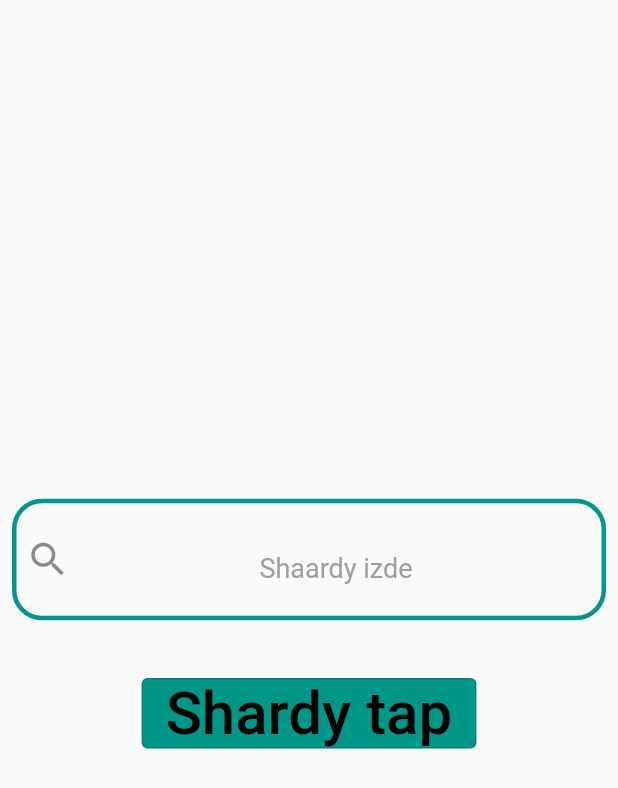
After one commit to JanibekJali/weather_app10, a Flutter app: the screen it shows after launch, after a tap on the "location city" icon, on a phone screen of 412 x 824 dp. The commit adds this screen. Shown: the top 788 px of the screen. Run offline on Flutter 3.47's test engine with Material 2 defaults, Android fonts, the phone set to English and light mode, and no system bars.

Commit message:
TextField buttu

```diff
--- a/lib/app/presentation/pages/home_page.dart
+++ b/lib/app/presentation/pages/home_page.dart
@@ -1,4 +1,5 @@
 import 'package:flutter/material.dart';
+import 'package:weather_app/app/presentation/pages/search_page.dart';
 import 'package:weather_app/app/utils/constants/app_colors/app_colors.dart';
 import 'package:weather_app/app/utils/constants/text_styles/app_text_styles.dart';
 
@@ -19,11 +20,17 @@ class HomePage extends StatelessWidget {
             size: 50,
           ),
         ),
-        title: const Padding(
-          padding: EdgeInsets.only(left: 280),
-          child: Icon(
-            Icons.location_city,
-            size: 50,
+        title: Padding(
+          padding: const EdgeInsets.only(left: 280),
+          child: InkWell(
+            onTap: () {
+              Navigator.push(context,
+                  MaterialPageRoute(builder: (context) => SearchPage()));
+            },
+            child: const Icon(
+              Icons.location_city,
+              size: 50,
+            ),
           ),
         ),
       ),
--- /dev/null
+++ b/lib/app/presentation/pages/search_page.dart
@@ -0,0 +1,78 @@
+import 'dart:developer';
+
+import 'package:flutter/material.dart';
+import 'package:weather_app/app/utils/constants/app_colors/app_colors.dart';
+import 'package:weather_app/app/utils/constants/text_styles/app_text_styles.dart';
+
+class SearchPage extends StatelessWidget {
+  SearchPage({super.key});
+  final _controller = TextEditingController();
+
+  @override
+  Widget build(BuildContext context) {
+    return Container(
+      decoration: const BoxDecoration(
+          image: DecorationImage(
+        image: AssetImage(
+            // height: double.infinity,
+            // fit: BoxFit.cover,
+            'assets/images/bg_image.jpg'),
+      )),
+      child: Scaffold(
+          body: Center(
+        child: Column(
+          mainAxisAlignment: MainAxisAlignment.center,
+          children: [
+            Padding(
+              padding: const EdgeInsets.all(8.0),
+              child: TextField(
+                style: const TextStyle(fontSize: 35),
+                controller: _controller,
+                textAlign: TextAlign.center,
+                decoration: InputDecoration(
+                  hintText: 'Shaardy izde',
+                  hintStyle:
+                      const TextStyle(fontSize: 18, color: AppColors.grey),
+                  enabledBorder: OutlineInputBorder(
+                    borderRadius: BorderRadius.circular(20),
+                    borderSide:
+                        const BorderSide(width: 3, color: AppColors.teal),
+                  ),
+                  focusedBorder: OutlineInputBorder(
+                    borderRadius: BorderRadius.circular(20),
+                    borderSide:
+                        const BorderSide(width: 3, color: AppColors.blue),
+                  ),
+                  errorBorder: const OutlineInputBorder(
+                    borderSide: BorderSide(
+                        width: 3, color: Color.fromARGB(255, 66, 125, 145)),
+                  ),
+                  prefixIcon: const Icon(
+                    Icons.search,
+                    size: 30,
+                  ),
+                ),
+              ),
+            ),
+            const SizedBox(
+              height: 30,
+            ),
+            OutlinedButton(
+                onPressed: () {
+                  FocusManager.instance.primaryFocus?.unfocus();
+                  log('controller =====> ${_controller.text}');
+                },
+                style: OutlinedButton.styleFrom(
+                  backgroundColor:
+                      const Color.fromRGBO(0, 150, 136, 1), //<-- SEE HERE
+                ),
+                child: const Text(
+                  'Shardy tap',
+                  style: AppTextStyles.text40Black,
+                ))
+          ],
+        ),
+      )),
+    );
+  }
+}
--- a/lib/app/utils/constants/text_styles/app_text_styles.dart
+++ b/lib/app/utils/constants/text_styles/app_text_styles.dart
@@ -12,6 +12,10 @@ class AppTextStyles {
     fontSize: 40,
     color: AppColors.white,
   );
+  static const TextStyle text40Black = TextStyle(
+    fontSize: 40,
+    color: AppColors.black,
+  );
   static const TextStyle text100White = TextStyle(
     fontSize: 100,
     color: AppColors.white,
```
